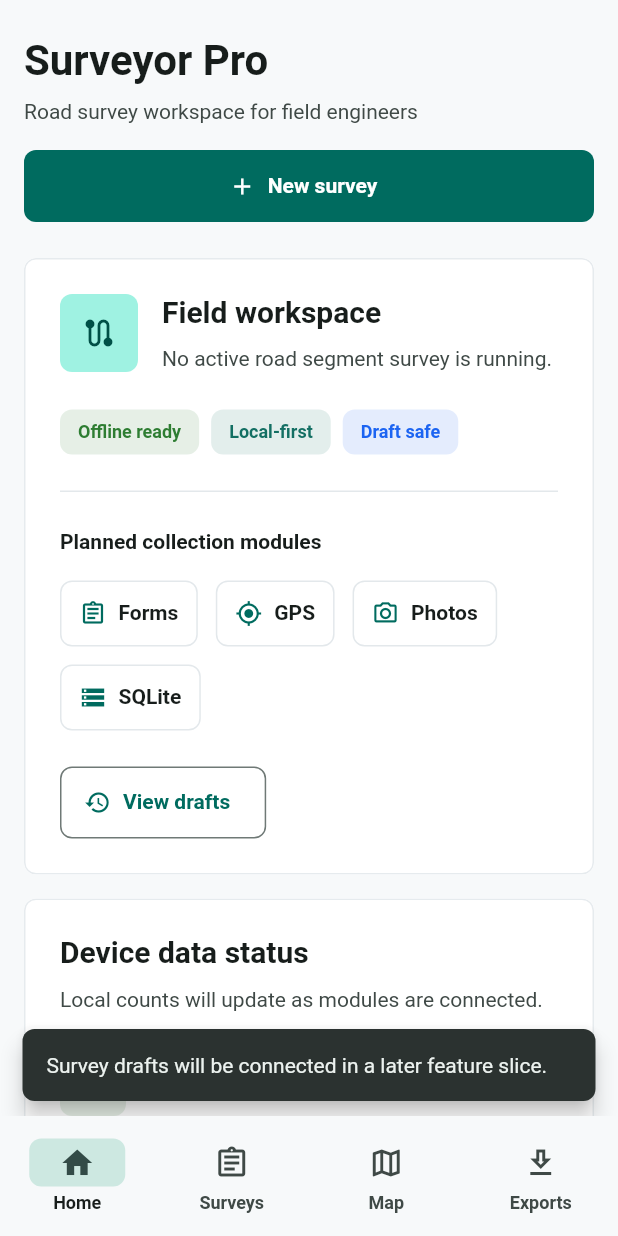
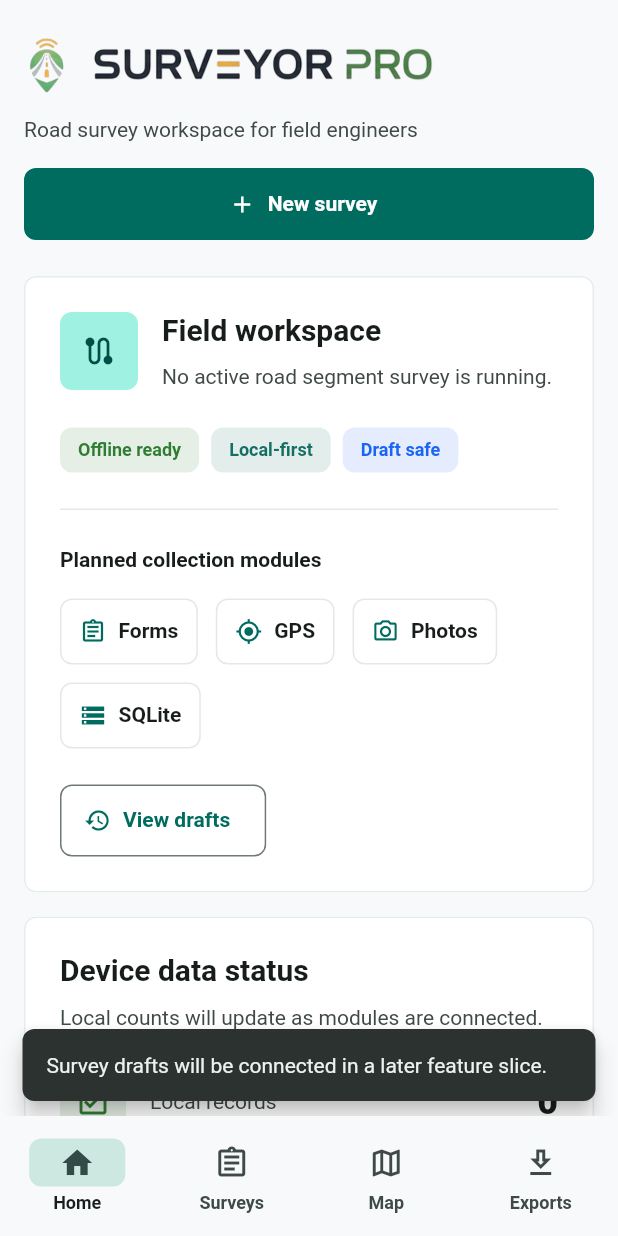
Before and after one commit to sleeping-f/Surveyor-pro, a Flutter app: the screen it shows after launch, after a tap on "View drafts", on a phone screen of 412 x 824 dp. Run offline on Flutter 3.47's test engine with Material 3 defaults, Android fonts, the phone set to English and light mode, and no system bars; our stand-ins replace geolocator, image_picker, permission_handler, share_plus, sqflite; accounts and stored records are empty.

Commit message:
logo implemented

```diff
--- a/lib/src/app/presentation/app_shell.dart
+++ b/lib/src/app/presentation/app_shell.dart
@@ -1,6 +1,7 @@
 import 'package:flutter/material.dart';
 
 import '../../features/home/presentation/home_screen.dart';
+import '../../shared/widgets/surveyor_logo.dart';
 import '../../features/exports/presentation/export_screen.dart';
 import '../../features/surveys/presentation/survey_history_screen.dart';
 import '../../shared/widgets/placeholder_feature_page.dart';
@@ -66,6 +67,15 @@ class _AppShellState extends State<AppShell> {
             children: [
               if (useRail)
                 NavigationRail(
+                  leading: Padding(
+                    padding: const EdgeInsets.only(top: 8.0, bottom: 8.0),
+                    child: SurveyorLogo(
+                      layout: useExtendedRail
+                          ? SurveyorLogoLayout.wordmark
+                          : SurveyorLogoLayout.icon,
+                      height: useExtendedRail ? 28 : 36,
+                    ),
+                  ),
                   selectedIndex: _selectedIndex,
                   extended: useExtendedRail,
                   labelType: useExtendedRail
--- a/lib/src/features/exports/presentation/export_screen.dart
+++ b/lib/src/features/exports/presentation/export_screen.dart
@@ -8,6 +8,7 @@ import '../../../core/theme/app_text_styles.dart';
 import '../../../core/utils/app_formatters.dart';
 import '../../../shared/widgets/app_card.dart';
 import '../../../shared/widgets/section_header.dart';
+import '../../../shared/widgets/surveyor_logo.dart';
 import '../../surveys/data/sqflite_survey_repository.dart';
 import '../../surveys/domain/survey_repository.dart';
 import '../application/survey_export_controller.dart';
@@ -52,7 +53,17 @@ class _ExportScreenState extends State<ExportScreen> {
   Widget build(BuildContext context) {
     return Scaffold(
       appBar: AppBar(
-        title: const Text('Exports'),
+        title: Row(
+          mainAxisSize: MainAxisSize.min,
+          children: const [
+            SurveyorLogo(
+              layout: SurveyorLogoLayout.icon,
+              height: 28,
+            ),
+            SizedBox(width: 8),
+            Text('Exports'),
+          ],
+        ),
       ),
       body: LayoutBuilder(
         builder: (context, constraints) {
--- a/lib/src/features/home/presentation/widgets/home_header.dart
+++ b/lib/src/features/home/presentation/widgets/home_header.dart
@@ -2,6 +2,7 @@ import 'package:flutter/material.dart';
 
 import '../../../../core/constants/app_spacing.dart';
 import '../../../../core/theme/app_text_styles.dart';
+import '../../../../shared/widgets/surveyor_logo.dart';
 
 class HomeHeader extends StatelessWidget {
   const HomeHeader({
@@ -20,11 +21,13 @@ class HomeHeader extends StatelessWidget {
         final title = Column(
           crossAxisAlignment: CrossAxisAlignment.start,
           children: [
-            Text(
-              'Surveyor Pro',
-              style: Theme.of(context).textTheme.headlineMedium,
+            const SurveyorLogo(
+              layout: SurveyorLogoLayout.full,
+              height: 34,
+              iconHeight: 40,
+              gap: AppSpacing.sm,
             ),
-            const SizedBox(height: AppSpacing.xs),
+            const SizedBox(height: AppSpacing.sm),
             Text(
               'Road survey workspace for field engineers',
               style: AppTextStyles.muted(context),
--- a/lib/src/features/quick_camera/presentation/quick_camera_screen.dart
+++ b/lib/src/features/quick_camera/presentation/quick_camera_screen.dart
@@ -12,6 +12,7 @@ import '../../../core/media/infrastructure/image_picker_capture_service.dart';
 import '../../../core/theme/app_text_styles.dart';
 import '../../../core/utils/app_formatters.dart';
 import '../../../shared/widgets/app_card.dart';
+import '../../../shared/widgets/surveyor_logo.dart';
 import '../../../shared/widgets/section_header.dart';
 import '../application/quick_camera_controller.dart';
 import '../data/quick_camera_processing_service.dart';
@@ -62,7 +63,17 @@ class _QuickCameraScreenState extends State<QuickCameraScreen> {
   Widget build(BuildContext context) {
     return Scaffold(
       appBar: AppBar(
-        title: const Text('Quick camera'),
+        title: Row(
+          mainAxisSize: MainAxisSize.min,
+          children: const [
+            SurveyorLogo(
+              layout: SurveyorLogoLayout.icon,
+              height: 28,
+            ),
+            SizedBox(width: 8),
+            Text('Quick camera'),
+          ],
+        ),
       ),
       body: LayoutBuilder(
         builder: (context, constraints) {
--- a/lib/src/features/surveys/presentation/survey_history_screen.dart
+++ b/lib/src/features/surveys/presentation/survey_history_screen.dart
@@ -4,6 +4,7 @@ import 'dart:io';
 import 'package:flutter/material.dart';
 
 import '../../../core/constants/app_spacing.dart';
+import '../../../shared/widgets/surveyor_logo.dart';
 import '../../../core/storage/app_database.dart';
 import '../../../core/theme/app_text_styles.dart';
 import '../../../core/utils/app_formatters.dart';
@@ -62,7 +63,17 @@ class _SurveyHistoryScreenState extends State<SurveyHistoryScreen> {
   Widget build(BuildContext context) {
     return Scaffold(
       appBar: AppBar(
-        title: const Text('Survey history'),
+        title: Row(
+          mainAxisSize: MainAxisSize.min,
+          children: const [
+            SurveyorLogo(
+              layout: SurveyorLogoLayout.icon,
+              height: 28,
+            ),
+            SizedBox(width: 8),
+            Text('Survey history'),
+          ],
+        ),
         actions: [
           IconButton(
             tooltip: 'Refresh',
--- /dev/null
+++ b/lib/src/shared/widgets/surveyor_logo.dart
@@ -0,0 +1,99 @@
+import 'package:flutter/material.dart';
+
+enum SurveyorLogoLayout {
+  icon,
+  wordmark,
+  full,
+}
+
+class SurveyorLogo extends StatelessWidget {
+  const SurveyorLogo({
+    this.layout = SurveyorLogoLayout.full,
+    this.height = 28.0,
+    this.iconHeight,
+    this.gap = 10.0,
+    super.key,
+  });
+
+  final SurveyorLogoLayout layout;
+  final double height;
+  final double? iconHeight;
+  final double gap;
+
+  @override
+  Widget build(BuildContext context) {
+    final isDark = Theme.of(context).brightness == Brightness.dark;
+
+    final iconAsset = isDark
+        ? 'assets/branding/surveyor_mark_dark.png'
+        : 'assets/branding/surveyor_mark_light.png';
+    final wordmarkAsset = isDark
+        ? 'assets/branding/surveyor_wordmark_dark.png'
+        : 'assets/branding/surveyor_wordmark_light.png';
+
+    switch (layout) {
+      case SurveyorLogoLayout.icon:
+        return _LogoImage(
+          assetPath: iconAsset,
+          height: height,
+          semanticLabel: 'Surveyor Pro logo',
+        );
+      case SurveyorLogoLayout.wordmark:
+        return _LogoImage(
+          assetPath: wordmarkAsset,
+          height: height,
+          semanticLabel: 'Surveyor Pro wordmark',
+        );
+      case SurveyorLogoLayout.full:
+        return Row(
+          mainAxisSize: MainAxisSize.min,
+          crossAxisAlignment: CrossAxisAlignment.center,
+          children: [
+            _LogoImage(
+              assetPath: iconAsset,
+              height: iconHeight ?? height,
+              semanticLabel: 'Surveyor Pro logo',
+            ),
+            SizedBox(width: gap),
+            Flexible(
+              child: _LogoImage(
+                assetPath: wordmarkAsset,
+                height: height,
+                semanticLabel: 'Surveyor Pro wordmark',
+              ),
+            ),
+          ],
+        );
+    }
+  }
+}
+
+class _LogoImage extends StatelessWidget {
+  const _LogoImage({
+    required this.assetPath,
+    required this.height,
+    required this.semanticLabel,
+  });
+
+  final String assetPath;
+  final double height;
+  final String semanticLabel;
+
+  @override
+  Widget build(BuildContext context) {
+    return Semantics(
+      label: semanticLabel,
+      child: Image.asset(
+        assetPath,
+        height: height,
+        fit: BoxFit.contain,
+        errorBuilder: (context, error, stackTrace) {
+          return Text(
+            'Surveyor Pro',
+            style: Theme.of(context).textTheme.titleMedium,
+          );
+        },
+      ),
+    );
+  }
+}
--- a/pubspec.yaml
+++ b/pubspec.yaml
@@ -25,3 +25,8 @@ dev_dependencies:
 
 flutter:
   uses-material-design: true
+  assets:
+    - assets/branding/surveyor_mark_light.png
+    - assets/branding/surveyor_mark_dark.png
+    - assets/branding/surveyor_wordmark_light.png
+    - assets/branding/surveyor_wordmark_dark.png
```
Also changed, not shown: assets/branding/README.txt (added), assets/branding/surveyor_mark_dark.png (added), assets/branding/surveyor_mark_light.png (added), assets/branding/surveyor_wordmark_dark.png (added), assets/branding/surveyor_wordmark_light.png (added).
